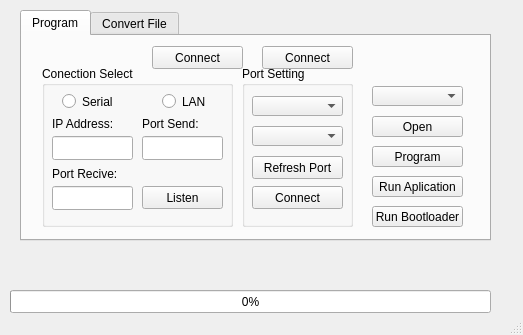
flishet/GUI-Bootloader, file mainwindow.ui: the form before one commit.
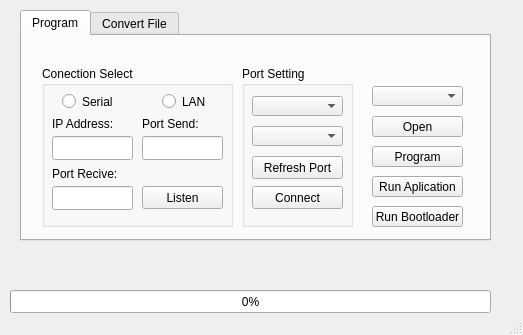
The form after the commit.

Commit message: -baraye tms ok shod -command run app bad az program hazf -baraye TMS va STM test shod -protocole TMS ba STM fargh darad-->1403/10/18

Patch:
```diff
--- a/mainwindow.ui
+++ b/mainwindow.ui
@@ -362,44 +362,6 @@
        <string/>
       </property>
      </widget>
-     <widget class="QPushButton" name="btn_port_2">
-      <property name="geometry">
-       <rect>
-        <x>130</x>
-        <y>10</y>
-        <width>91</width>
-        <height>23</height>
-       </rect>
-      </property>
-      <property name="sizePolicy">
-       <sizepolicy hsizetype="Fixed" vsizetype="Fixed">
-        <horstretch>0</horstretch>
-        <verstretch>0</verstretch>
-       </sizepolicy>
-      </property>
-      <property name="text">
-       <string>Connect</string>
-      </property>
-     </widget>
-     <widget class="QPushButton" name="btn_port_3">
-      <property name="geometry">
-       <rect>
-        <x>240</x>
-        <y>10</y>
-        <width>91</width>
-        <height>23</height>
-       </rect>
-      </property>
-      <property name="sizePolicy">
-       <sizepolicy hsizetype="Fixed" vsizetype="Fixed">
-        <horstretch>0</horstretch>
-        <verstretch>0</verstretch>
-       </sizepolicy>
-      </property>
-      <property name="text">
-       <string>Connect</string>
-      </property>
-     </widget>
     </widget>
     <widget class="QWidget" name="tab2">
      <attribute name="title">
```
The commit also changes 2 other files.
